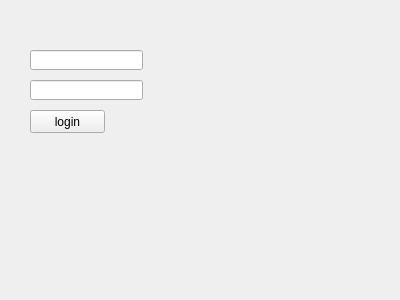
The window that login.ui (sihyeokpark/auto-attendance) describes before a commit, drawn with Qt 5.
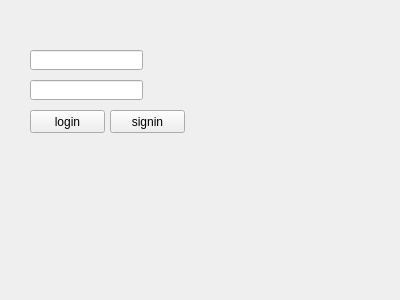
The same window after the commit.

Commit message: FEAT: Signin

What changed in the file:
```diff
--- a/login.ui
+++ b/login.ui
@@ -46,6 +46,19 @@
     <string>login</string>
    </property>
   </widget>
+  <widget class="QPushButton" name="btn_signin">
+   <property name="geometry">
+    <rect>
+     <x>110</x>
+     <y>110</y>
+     <width>75</width>
+     <height>23</height>
+    </rect>
+   </property>
+   <property name="text">
+    <string>signin</string>
+   </property>
+  </widget>
  </widget>
  <resources/>
  <connections/>
```
The commit also changes 4 other files.
